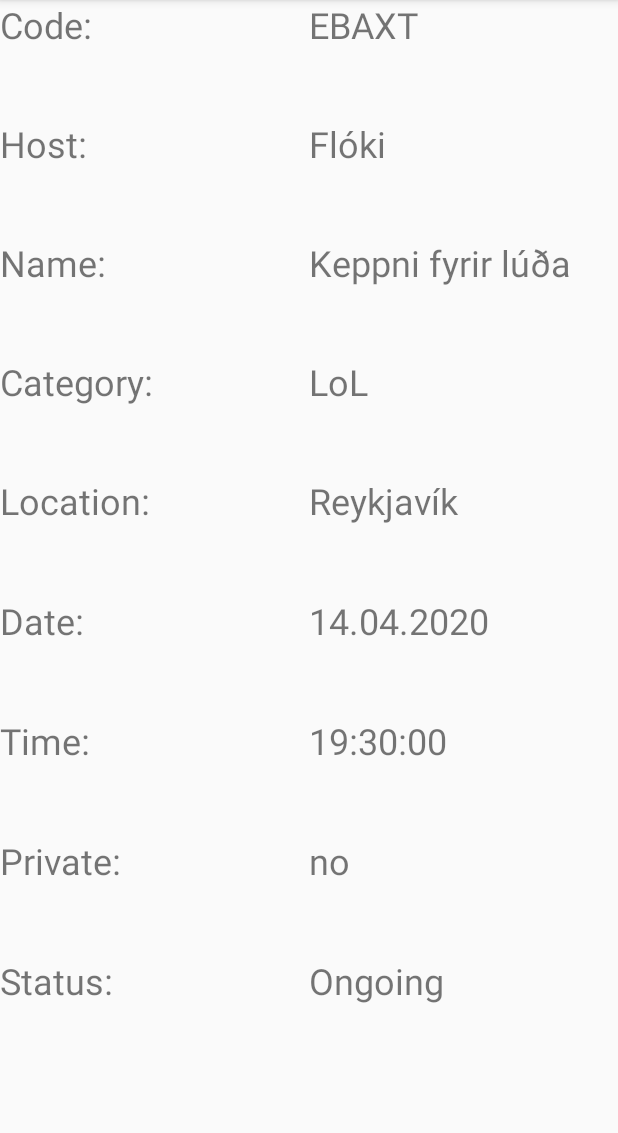
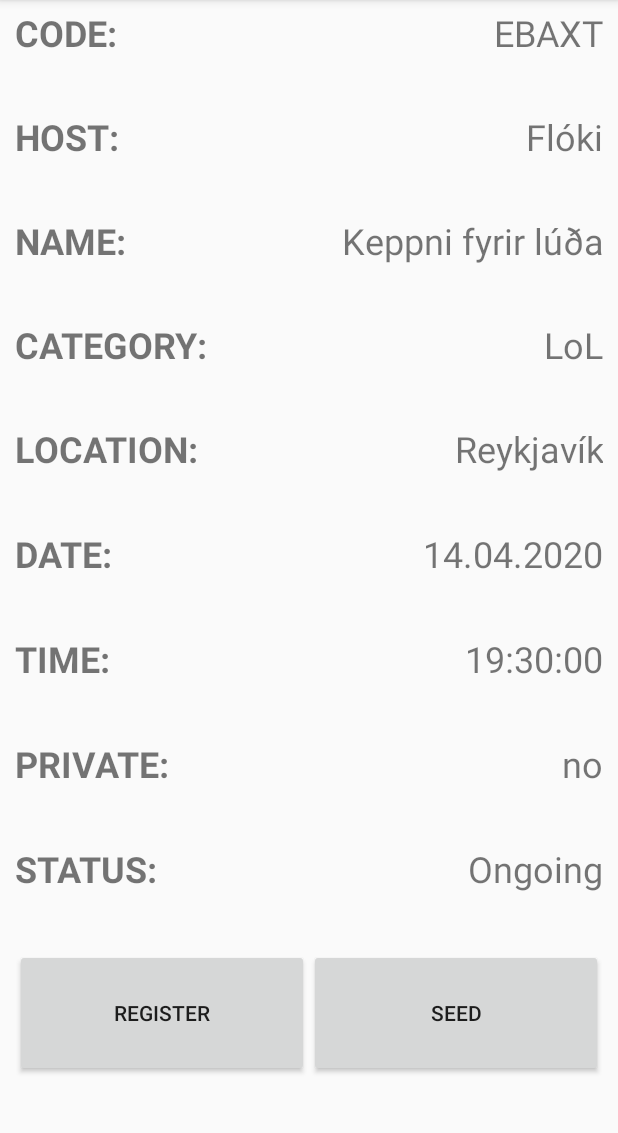
Before and after one commit to slowpokesheep/tournamentmanager, an Android app: the fragment TournamentInfoFragment shown on its own in the app's theme, on a phone screen of 412 x 824 dp, the part 84-1217 px from its top. Run offline under Robolectric (Android 15) with nearby library versions, the phone set to English and light mode, and no system bars.

Commit message:
info sexy

```diff
--- a/app/src/main/res/layout/fragment_tournament_info.xml
+++ b/app/src/main/res/layout/fragment_tournament_info.xml
@@ -3,7 +3,11 @@
     xmlns:tools="http://schemas.android.com/tools"
     android:layout_width="match_parent"
     android:layout_height="match_parent"
-    android:orientation="horizontal">
+    android:orientation="horizontal"
+    android:paddingStart="10dp"
+    android:paddingTop="5dp"
+    android:paddingEnd="10dp"
+    android:paddingBottom="50dp">
 
     <LinearLayout
         android:layout_width="match_parent"
@@ -17,7 +21,10 @@
             android:layout_height="wrap_content"
             android:layout_weight="1"
             android:text="@string/tournament_register_code"
-            android:textSize="24sp" />
+            android:textAlignment="textStart"
+            android:textAllCaps="true"
+            android:textSize="24sp"
+            android:textStyle="bold" />
 
         <TextView
             android:id="@+id/textView5"
@@ -25,7 +32,10 @@
             android:layout_height="wrap_content"
             android:layout_weight="1"
             android:text="@string/tournament_register_host"
-            android:textSize="24sp" />
+            android:textAlignment="textStart"
+            android:textAllCaps="true"
+            android:textSize="24sp"
+            android:textStyle="bold" />
 
         <TextView
             android:id="@+id/textView9"
@@ -33,7 +43,10 @@
             android:layout_height="wrap_content"
             android:layout_weight="1"
             android:text="@string/tournament_register_name"
-            android:textSize="24sp" />
+            android:textAlignment="textStart"
+            android:textAllCaps="true"
+            android:textSize="24sp"
+            android:textStyle="bold" />
 
         <TextView
             android:id="@+id/textView10"
@@ -41,7 +54,10 @@
             android:layout_height="wrap_content"
             android:layout_weight="1"
             android:text="Category:"
-            android:textSize="24sp" />
+            android:textAlignment="textStart"
+            android:textAllCaps="true"
+            android:textSize="24sp"
+            android:textStyle="bold" />
 
         <TextView
             android:id="@+id/textView7"
@@ -49,7 +65,10 @@
             android:layout_height="wrap_content"
             android:layout_weight="1"
             android:text="@string/tournament_register_location"
-            android:textSize="24sp" />
+            android:textAlignment="textStart"
+            android:textAllCaps="true"
+            android:textSize="24sp"
+            android:textStyle="bold" />
 
         <TextView
             android:id="@+id/textView8"
@@ -57,7 +76,10 @@
             android:layout_height="wrap_content"
             android:layout_weight="1"
             android:text="@string/tournament_register_date"
-            android:textSize="24sp" />
+            android:textAlignment="textStart"
+            android:textAllCaps="true"
+            android:textSize="24sp"
+            android:textStyle="bold" />
 
         <TextView
             android:id="@+id/textView11"
@@ -65,7 +87,10 @@
             android:layout_height="wrap_content"
             android:layout_weight="1"
             android:text="@string/tournament_register_time"
-            android:textSize="24sp" />
+            android:textAlignment="textStart"
+            android:textAllCaps="true"
+            android:textSize="24sp"
+            android:textStyle="bold" />
 
         <TextView
             android:id="@+id/textView12"
@@ -73,7 +98,10 @@
             android:layout_height="wrap_content"
             android:layout_weight="1"
             android:text="@string/tournament_register_private"
-            android:textSize="24sp" />
+            android:textAlignment="textStart"
+            android:textAllCaps="true"
+            android:textSize="24sp"
+            android:textStyle="bold" />
 
         <TextView
             android:id="@+id/textView"
@@ -81,13 +109,18 @@
             android:layout_height="wrap_content"
             android:layout_weight="1"
             android:text="@string/tournament_register_status"
-            android:textSize="24sp" />
+            android:textAlignment="textStart"
+            android:textAllCaps="true"
+            android:textSize="24sp"
+            android:textStyle="bold" />
 
-        <TextView
-            android:id="@+id/textView14"
+        <Button
+            android:id="@+id/register_button"
             android:layout_width="match_parent"
-            android:layout_height="3dp"
-            android:layout_weight="1" />
+            android:layout_height="wrap_content"
+            android:layout_weight="1"
+            android:text="Register" />
+
     </LinearLayout>
 
     <LinearLayout
@@ -101,6 +134,7 @@
             android:layout_width="match_parent"
             android:layout_height="wrap_content"
             android:layout_weight="1"
+            android:textAlignment="textEnd"
             android:textIsSelectable="true"
             android:textSize="24sp" />
 
@@ -109,6 +143,7 @@
             android:layout_width="match_parent"
             android:layout_height="wrap_content"
             android:layout_weight="1"
+            android:textAlignment="textEnd"
             android:textIsSelectable="true"
             android:textSize="24sp" />
 
@@ -117,6 +152,7 @@
             android:layout_width="match_parent"
             android:layout_height="wrap_content"
             android:layout_weight="1"
+            android:textAlignment="textEnd"
             android:textIsSelectable="true"
             android:textSize="24sp" />
 
@@ -125,6 +161,7 @@
             android:layout_width="match_parent"
             android:layout_height="wrap_content"
             android:layout_weight="1"
+            android:textAlignment="textEnd"
             android:textIsSelectable="true"
             android:textSize="24sp" />
 
@@ -133,6 +170,7 @@
             android:layout_width="match_parent"
             android:layout_height="wrap_content"
             android:layout_weight="1"
+            android:textAlignment="textEnd"
             android:textIsSelectable="true"
             android:textSize="24sp" />
 
@@ -141,6 +179,7 @@
             android:layout_width="match_parent"
             android:layout_height="wrap_content"
             android:layout_weight="1"
+            android:textAlignment="textEnd"
             android:textIsSelectable="true"
             android:textSize="24sp" />
 
@@ -149,6 +188,7 @@
             android:layout_width="match_parent"
             android:layout_height="wrap_content"
             android:layout_weight="1"
+            android:textAlignment="textEnd"
             android:textIsSelectable="true"
             android:textSize="24sp" />
 
@@ -157,6 +197,7 @@
             android:layout_width="match_parent"
             android:layout_height="wrap_content"
             android:layout_weight="1"
+            android:textAlignment="textEnd"
             android:textIsSelectable="true"
             android:textSize="24sp" />
 
@@ -165,15 +206,17 @@
             android:layout_width="match_parent"
             android:layout_height="wrap_content"
             android:layout_weight="1"
+            android:textAlignment="textEnd"
             android:textIsSelectable="true"
             android:textSize="24sp" />
 
-        <TextView
-            android:id="@+id/textView15"
+        <Button
+            android:id="@+id/seed_button"
             android:layout_width="match_parent"
-            android:layout_height="3dp"
+            android:layout_height="wrap_content"
             android:layout_weight="1"
-            android:textIsSelectable="true" />
+            android:text="Seed" />
+
     </LinearLayout>
 
 </LinearLayout>
```
